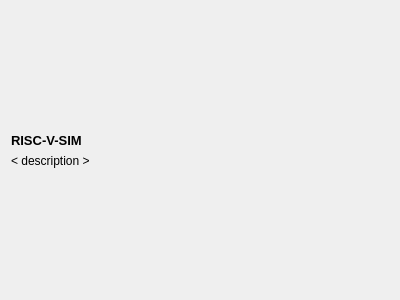
mortbopet/Ripes, file src/aboutwidget.ui: the form before one commit.
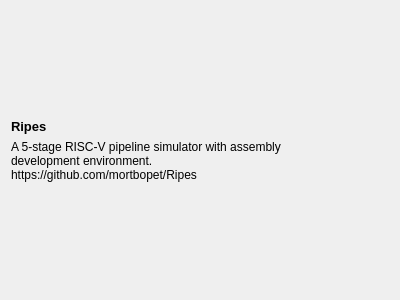
The form after the commit. Icons and pictures are not drawn.

```diff
--- a/src/aboutwidget.ui
+++ b/src/aboutwidget.ui
@@ -45,14 +45,15 @@
           </font>
          </property>
          <property name="text">
-          <string>RISC-V-SIM</string>
+          <string>Ripes</string>
          </property>
         </widget>
        </item>
        <item>
         <widget class="QLabel" name="description">
          <property name="text">
-          <string> &lt; description &gt; </string>
+          <string>A 5-stage RISC-V pipeline simulator with assembly development environment.
+https://github.com/mortbopet/Ripes</string>
          </property>
          <property name="wordWrap">
           <bool>true</bool>
```
